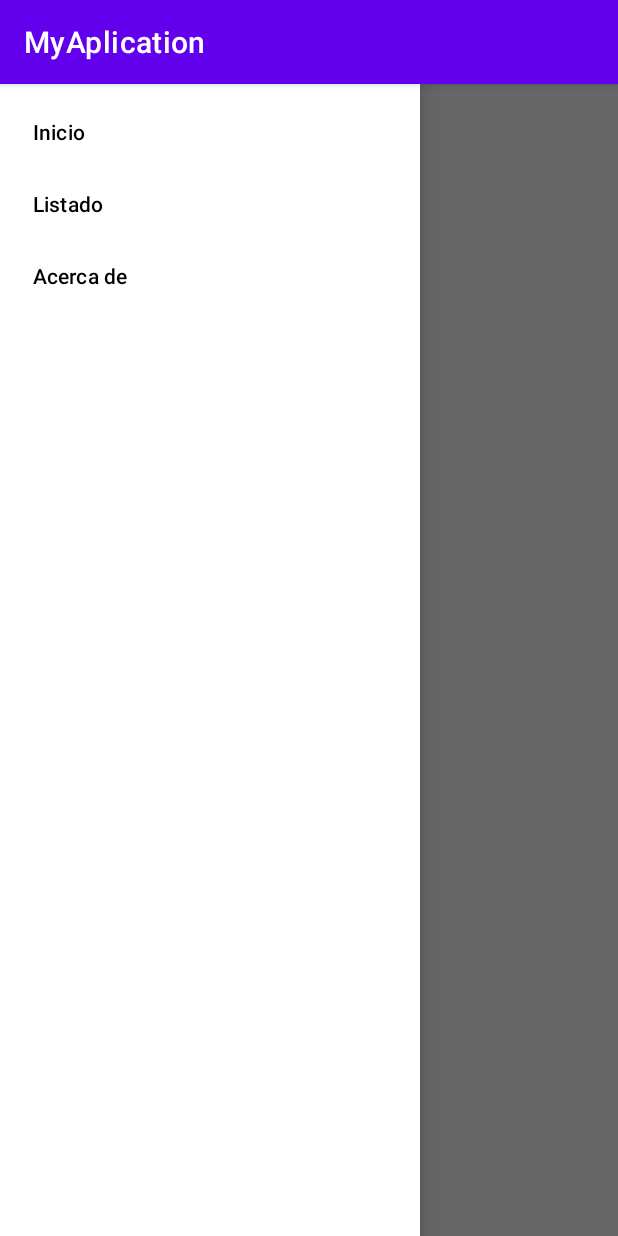
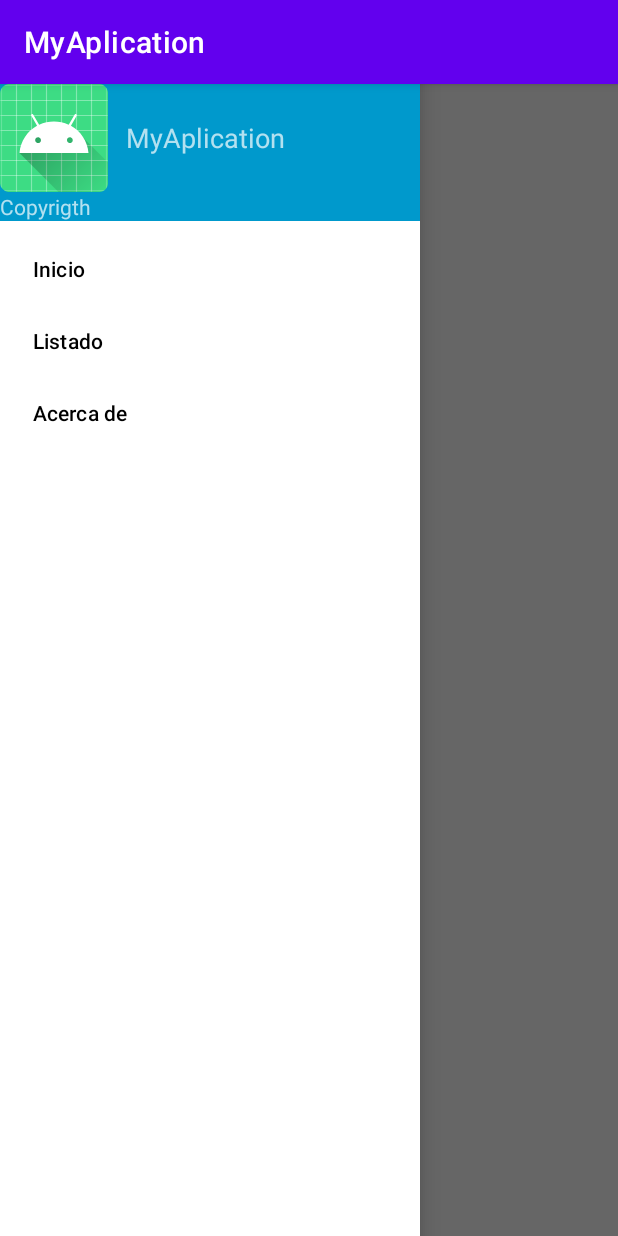
Before and after one commit to Brunoo652/RecuperacionInterfaces, an Android app: the screen it shows after launch (HomeActivity), with the side drawer open, on a phone screen of 412 x 824 dp. Run offline under Robolectric (Android 15) with nearby library versions, the phone set to English and light mode, and no system bars; 1 statement that could not run was skipped.

Commit message:
Añadida la cabezera

```diff
--- a/Android/MyAplication/app/src/main/res/layout/activity_home.xml
+++ b/Android/MyAplication/app/src/main/res/layout/activity_home.xml
@@ -26,6 +26,7 @@
         android:layout_height="match_parent"
         android:layout_gravity="start"
         android:fitsSystemWindows="true"
+        app:headerLayout="@layout/nav_header"
         app:menu="@menu/activity_home_navigation_drawer"/>
 
 
--- /dev/null
+++ b/Android/MyAplication/app/src/main/res/layout/nav_header.xml
@@ -0,0 +1,34 @@
+<?xml version="1.0" encoding="utf-8"?>
+
+<androidx.constraintlayout.widget.ConstraintLayout
+    xmlns:android="http://schemas.android.com/apk/res/android"
+    xmlns:app="http://schemas.android.com/apk/res-auto"
+    android:layout_width="match_parent"
+    android:layout_height="wrap_content"
+    android:fitsSystemWindows="true"
+    android:background="@android:color/holo_blue_dark">
+
+    <TextView
+        android:id="@+id/header_title"
+        android:layout_width="match_parent"
+        android:layout_height="wrap_content"
+
+        android:drawablePadding="12dp"
+        android:gravity="center_vertical"
+        android:text="@string/app_name"
+        android:textAppearance="@style/Base.TextAppearance.AppCompat.Medium.Inverse"
+        app:drawableStartCompat="@mipmap/ic_launcher"
+        app:layout_constraintTop_toTopOf="parent" />
+
+    <TextView
+        android:layout_width="0dp"
+        android:layout_height="match_parent"
+
+        android:text="Copyrigth"
+        android:textAppearance="@style/Base.TextAppearance.AppCompat.Small.Inverse"
+        app:layout_constraintEnd_toEndOf="@+id/header_title"
+        app:layout_constraintStart_toStartOf="@+id/header_title"
+        app:layout_constraintTop_toBottomOf="@+id/header_title" />
+
+
+</androidx.constraintlayout.widget.ConstraintLayout>
--- /dev/null
+++ b/Android/MyAplication/app/src/main/res/values/dimens.xml
@@ -0,0 +1,4 @@
+<?xml version="1.0" encoding="utf-8"?>
+<resources>
+    <dimen name="activity_horizontal_margin" />
+</resources>
```
